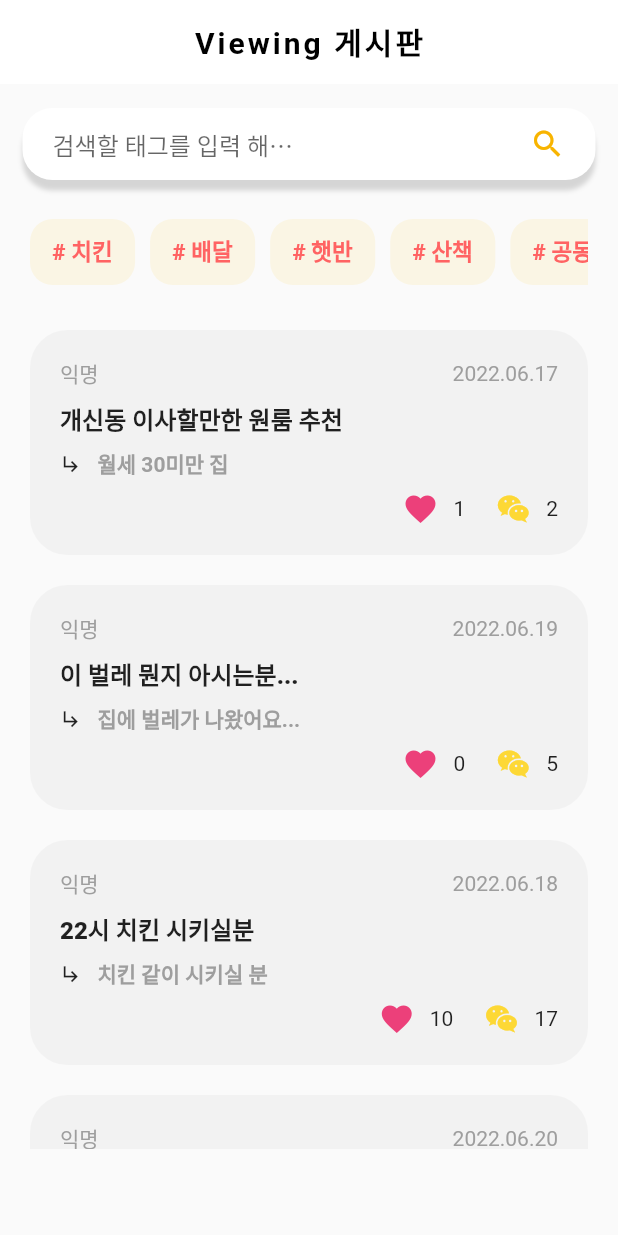
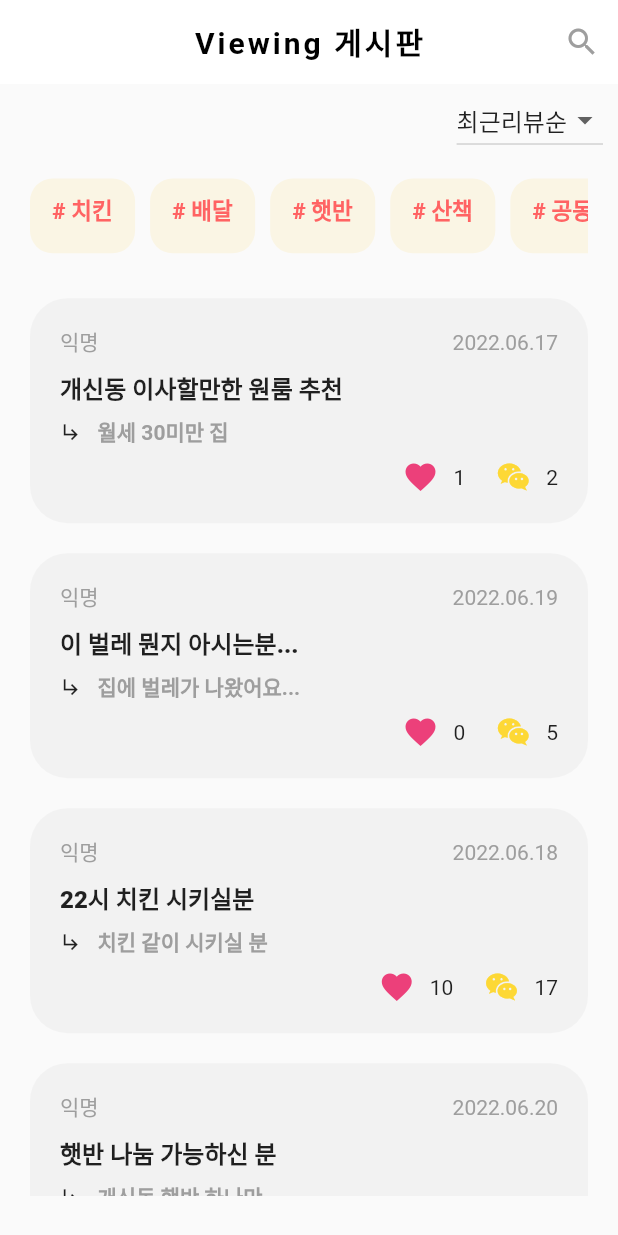
Before and after one commit to lookinmin/viewing, a Flutter app: the BoardPage screen opened directly, on a phone screen of 412 x 824 dp. Run offline on Flutter 3.47's test engine with Material 2 defaults, Android fonts, the phone set to English and light mode, and no system bars; our stand-ins replace carousel_slider, geolocator, percent_indicator, webview_flutter; missing offline and left inert: dart:ffi, kakaomap_webview.

Commit message:
은정/게시판 수정

```diff
--- a/viewing/lib/board/board.dart
+++ b/viewing/lib/board/board.dart
@@ -1,4 +1,5 @@
 import 'package:flutter/material.dart';
+import './search.dart';
 
 void main() {
   runApp(const BoardPage());
@@ -22,10 +23,18 @@ class BoardPage extends StatelessWidget {
         leading: Container(), //Appbar의 뒤로가기 버튼 지우기
         centerTitle: true, // 글자 가운데 정렬
         elevation: 0, // 그림자 제거
+        actions:[
+          IconButton(icon:Icon(Icons.search,color:Colors.grey),
+          onPressed:(){
+            Navigator.push(
+              context,
+              MaterialPageRoute(builder:(context)=>SearchPage()));
+          }),
+        ]
       ),
       body: Column(
         children: [
-          Flexible(flex: 2, child: BoardSearch()),
+          Flexible(flex:1,child:DropBox()),
           Flexible(flex: 1, child: Hashtag()),
           Flexible(flex: 9, child: Board())
         ],
@@ -34,54 +43,53 @@ class BoardPage extends StatelessWidget {
   }
 }
 
-class BoardSearch extends StatelessWidget {
-  const BoardSearch({Key? key}) : super(key: key);
+class DropBox extends StatelessWidget{
+  const DropBox({Key? key}) : super(key: key);
 
   @override
   Widget build(BuildContext context) {
     return Container(
-      height: 80,
-      child: Row(
-        mainAxisAlignment: MainAxisAlignment.start,
-        children: [
-          Expanded(
-            child: Container(
-              margin: EdgeInsets.fromLTRB(15, 10, 15, 10),
-              padding: EdgeInsets.fromLTRB(20, 0, 20, 0),
-              decoration: BoxDecoration(
-                  color: Colors.white,
-                  borderRadius: BorderRadius.circular(20),
-                  boxShadow: [
-                    BoxShadow(
-                      color: Colors.grey.withOpacity(0.4),
-                      spreadRadius: 0,
-                      blurRadius: 2,
-                      offset: Offset(0, 7), // changes position of shadow
-                    )
-                  ]),
-              child: Row(
-                mainAxisAlignment: MainAxisAlignment.spaceBetween,
-                children: [
-                  Flexible(
-                    child: TextField(
-                      decoration: InputDecoration(
-                        border: InputBorder.none,
-                        hintText: '검색할 태그를 입력 해주세요',
-                      ),
-                    ),
-                  ),
-                  Flexible(
-                      child: Icon(
-                    Icons.search,
-                    color: Color.fromRGBO(248, 180, 0, 1.0),
-                  ))
-                ],
-              ),
-            ),
-          )
-        ],
-      ),
+        width: double.infinity,
+        padding:EdgeInsets.fromLTRB(0, 0, 10, 5),
+        child:Row(
+          mainAxisAlignment: MainAxisAlignment.end,
+          children:[
+            Container(child:Dropdown(),)
+          ]
+        )
     );
+  }
+}
+
+class Dropdown extends StatefulWidget{
+  const Dropdown({Key? key}) : super(key: key);
+
+  @override
+  _DropdownState createState()=>_DropdownState();
+}
+
+class _DropdownState extends State<Dropdown>{
+  // const Dropbox({Key? key}) : super(key: key);
+  List<String> dropdownList = ['최근리뷰순','추천순','댓글순'];
+  String selectedDropdown = '최근리뷰순';
+
+  @override
+  Widget build(BuildContext context) {
+    return DropdownButton(
+        value: selectedDropdown,
+        items:dropdownList.map(
+          (String item){
+            return DropdownMenuItem<String>(
+              value: item,
+              child:Text('$item'),
+              );
+          }).toList(),
+          onChanged:(dynamic value){
+            setState((){
+              selectedDropdown = value;
+            });
+        }
+      );
   }
 }
 
@@ -224,7 +232,8 @@ class Board extends StatelessWidget {
                       ))
                     ]),
               );
-            }));
+            })
+          );
   }
 }
 
```
Also changed, not shown: viewing/lib/board/search.dart (added, +75 -0 lines).
